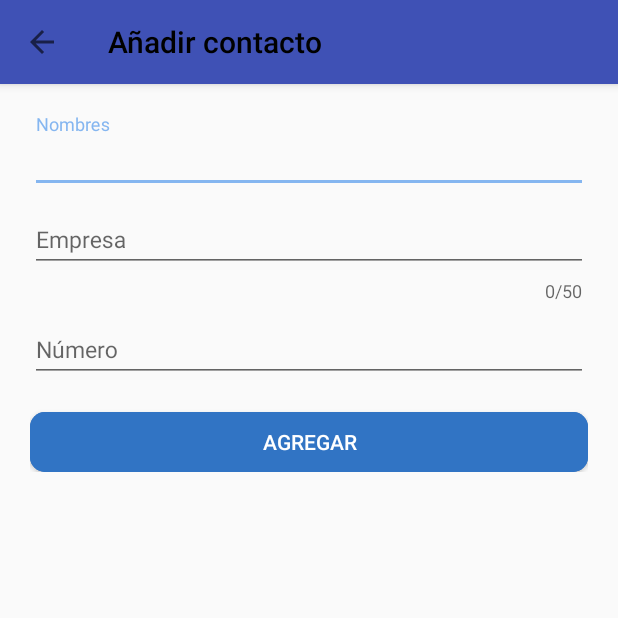
After one commit to junvegu/ProInversionEjemplo, an Android app: the AddContactListActivity screen opened directly, with no data from a screen before it, on a phone screen of 412 x 824 dp, the top half of it. The commit adds this screen. Run offline under Robolectric (Android 15) with nearby library versions, the phone set to English and light mode, and no system bars; our stand-ins replace ButterKnife.

Commit message:
Activity for result

```diff
--- a/app/build.gradle
+++ b/app/build.gradle
@@ -1,4 +1,5 @@
 apply plugin: 'com.android.application'
+apply plugin: 'realm-android'
 
 
 android {
--- a/app/src/main/AndroidManifest.xml
+++ b/app/src/main/AndroidManifest.xml
@@ -25,7 +25,7 @@
         android:theme="@style/AppTheme">
         <activity
             android:theme="@style/SplashTheme"
-            android:name=".presentation.MapActivity"
+            android:name=".presentation.login.SplashActivity"
             android:screenOrientation="portrait">
             <intent-filter>
                 <action android:name="android.intent.action.MAIN" />
@@ -39,6 +39,7 @@
 
         <activity android:name=".SecondActivity"></activity>
 
+        <activity android:name=".presentation.contacts.AddContactListActivity"></activity>
         <activity android:name=".presentation.contacts.ActivityListContacts"></activity>
         <activity android:name=".presentation.login.LoginActivity"></activity>
 
--- a/app/src/main/java/com/cjava/example/model/ContacsModel.java
+++ b/app/src/main/java/com/cjava/example/model/ContacsModel.java
@@ -42,7 +42,11 @@ public class ContacsModel implements Serializable {
 
     }
 
-
+    public ContacsModel(String first_name, String company_name, String phone) {
+        this.first_name = first_name;
+        this.company_name = company_name;
+        this.phone = phone;
+    }
 
     public String getFirst_name() {
         return first_name;
--- /dev/null
+++ b/app/src/main/java/com/cjava/example/presentation/contacts/AddContactListActivity.java
@@ -0,0 +1,112 @@
+package com.cjava.example.presentation.contacts;
+
+import android.content.Intent;
+import android.os.Bundle;
+import android.support.annotation.Nullable;
+import android.support.v7.app.ActionBar;
+import android.support.v7.app.AppCompatActivity;
+import android.support.v7.widget.Toolbar;
+import android.widget.EditText;
+import android.widget.Toast;
+
+import com.cjava.example.R;
+import com.cjava.example.model.ContacsModel;
+
+import butterknife.BindView;
+import butterknife.ButterKnife;
+import butterknife.OnClick;
+
+/**
+ * Created by junior on 11/12/17.
+ */
+
+public class AddContactListActivity extends AppCompatActivity {
+
+
+    @BindView(R.id.toolbar)
+    Toolbar toolbar;
+    @BindView(R.id.et_fullname)
+    EditText etFullname;
+    @BindView(R.id.et_company)
+    EditText etCompany;
+    @BindView(R.id.et_phone)
+    EditText etPhone;
+
+    @Override
+    protected void onCreate(@Nullable Bundle savedInstanceState) {
+        super.onCreate(savedInstanceState);
+        setContentView(R.layout.activity_add_contact);
+        ButterKnife.bind(this);
+
+
+        //Generar flecha para cerrar la pantalla
+
+        setSupportActionBar(toolbar);
+        ActionBar ab = getSupportActionBar();
+
+        ab.setDefaultDisplayHomeAsUpEnabled(true);
+        ab.setDisplayHomeAsUpEnabled(true);
+
+        ab.setTitle("Añadir contacto");
+
+    }
+
+
+    //Método que interccepta el boton de back de la toolbar
+    @Override
+    public boolean onSupportNavigateUp() {
+
+        //Método que llama al boton back de la barra nativa de Android
+        onBackPressed();
+
+        return true;
+    }
+
+
+    private boolean validateFrom(){
+
+        if (etFullname.getText().toString().isEmpty()){
+            Toast.makeText(this, "El nombre es obligatorio", Toast.LENGTH_SHORT).show();
+            return false;
+        }
+
+        if (etCompany.getText().toString().isEmpty()){
+
+            Toast.makeText(this, "El compañia es obligatorio", Toast.LENGTH_SHORT).show();
+
+            return false;
+        }
+        if (etPhone.getText().toString().equals("")){
+
+            Toast.makeText(this, "El teléfono es obligatorio", Toast.LENGTH_SHORT).show();
+            return false;
+        }
+
+
+        return true;
+    }
+
+
+    //Añadimos un contacto nuevo
+    @OnClick(R.id.btn_add_contact)
+    public void onViewClicked() {
+
+
+        if (validateFrom()){
+
+            ContacsModel contacsModel=  new ContacsModel(etFullname.getText().toString(),
+                    etCompany.getText().toString(),etPhone.getText().toString());
+
+
+            Intent intent =  new Intent();
+            intent.putExtra("contact",contacsModel);
+
+            setResult(RESULT_OK,intent);
+            finish();
+        }else{
+
+        }
+
+
+    }
+}
--- a/app/src/main/java/com/cjava/example/presentation/login/LoginActivity.java
+++ b/app/src/main/java/com/cjava/example/presentation/login/LoginActivity.java
@@ -145,6 +145,7 @@ public class LoginActivity extends AppCompatActivity implements LoginContract.Vi
     @Override
     public void showMessage(String message) {
 
+
     }
 
     @Override
@@ -156,7 +157,7 @@ public class LoginActivity extends AppCompatActivity implements LoginContract.Vi
     @Override
     public void loginSuccess(UserModel userModel) {
 
-        Intent intent =  new Intent(this, MapActivity.class);
+        Intent intent =  new Intent(this, ActivityListContacts.class);
         startActivity(intent);
         finish();
 
--- /dev/null
+++ b/app/src/main/res/layout/activity_add_contact.xml
@@ -0,0 +1,108 @@
+<?xml version="1.0" encoding="utf-8"?>
+<android.support.design.widget.CoordinatorLayout xmlns:android="http://schemas.android.com/apk/res/android"
+    android:layout_width="match_parent"
+    android:layout_height="match_parent"
+    xmlns:app="http://schemas.android.com/apk/res-auto"
+    android:orientation="vertical">
+
+
+
+
+    <android.support.design.widget.AppBarLayout
+        android:layout_width="match_parent"
+        android:layout_height="wrap_content">
+
+        <android.support.v7.widget.Toolbar
+            android:id="@+id/toolbar"
+            android:layout_width="match_parent"
+            android:layout_height="wrap_content"
+            app:titleTextColor="@color/black"
+            android:background="?attr/colorPrimary"
+            android:minHeight="?attr/actionBarSize">
+
+
+        </android.support.v7.widget.Toolbar>
+
+    </android.support.design.widget.AppBarLayout>
+
+
+
+
+
+
+    <LinearLayout
+        app:layout_behavior="@string/appbar_scrolling_view_behavior"
+        android:layout_margin="20dp"
+        android:orientation="vertical"
+        android:layout_width="match_parent"
+        android:layout_height="wrap_content">
+
+
+
+        <android.support.design.widget.TextInputLayout
+            android:layout_width="match_parent"
+            android:layout_height="wrap_content" >
+
+            <EditText
+                android:maxLength="50"
+                android:inputType="textCapWords"
+                android:maxLines="1"
+                android:id="@+id/et_fullname"
+                android:textSize="15dp"
+                android:hint="Nombres"
+                android:layout_width="match_parent"
+                android:layout_height="wrap_content" />
+
+        </android.support.design.widget.TextInputLayout>
+
+
+
+
+        <android.support.design.widget.TextInputLayout
+            android:layout_width="match_parent"
+            app:counterMaxLength="50"
+            app:counterEnabled="true"
+
+            android:layout_height="wrap_content" >
+            <EditText
+
+                android:maxLength="50"
+                android:inputType="textCapWords"
+                android:maxLines="1"
+                android:id="@+id/et_company"
+                android:textSize="15dp"
+                android:hint="Empresa"
+                android:layout_width="match_parent"
+                android:layout_height="wrap_content" />
+        </android.support.design.widget.TextInputLayout>
+
+
+        <android.support.design.widget.TextInputLayout
+            android:layout_width="match_parent"
+            android:layout_height="wrap_content" >
+            <EditText
+                android:maxLines="1"
+                android:inputType="phone"
+                android:id="@+id/et_phone"
+                android:textSize="15dp"
+                android:hint="Número"
+                android:layout_width="match_parent"
+                android:layout_height="wrap_content" />
+
+        </android.support.design.widget.TextInputLayout>
+
+
+
+
+        <Button
+            android:id="@+id/btn_add_contact"
+            android:layout_marginTop="20dp"
+            android:textColor="@color/white_color"
+            android:background="@drawable/button_primary"
+            android:text="agregar"
+            android:layout_width="match_parent"
+            android:layout_height="40dp" />
+
+    </LinearLayout>
+
+</android.support.design.widget.CoordinatorLayout>
--- a/build.gradle
+++ b/build.gradle
@@ -5,7 +5,8 @@ buildscript {
         jcenter()
     }
     dependencies {
-        classpath 'com.android.tools.build:gradle:3.0.1'
+        classpath 'com.android.tools.build:gradle:2.3.3'
+        classpath "io.realm:realm-gradle-plugin:2.3.0"
 
         // NOTE: Do not place your application dependencies here; they belong
         // in the individual module build.gradle files
```
Also changed, not shown: app/src/main/java/com/cjava/example/presentation/contacts/ActivityListContacts.java (+29 -4 lines), app/src/main/res/layout/activity_list_contacts.xml (+20 -1 lines).
